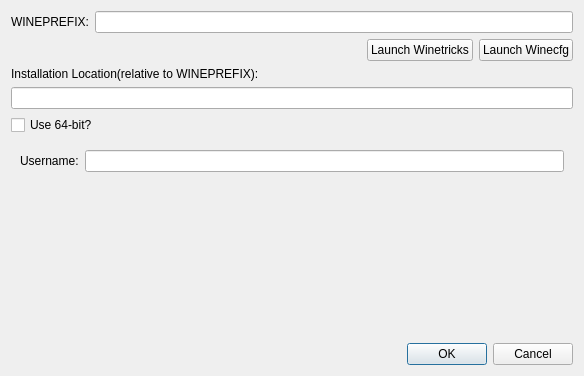
This is settingsdialog.ui in rm5248/RenegadeXLauncher as Qt 5 draws it before an edit. The edited form follows.
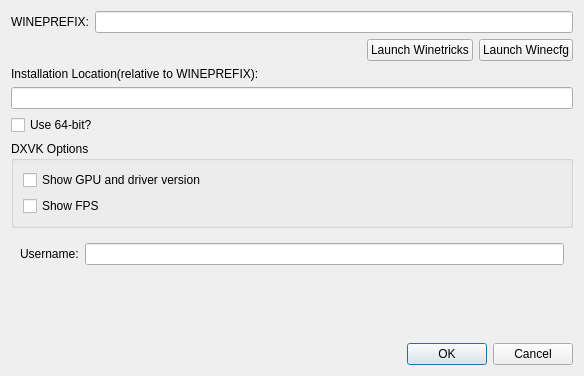
This is the edited form.

Commit message: Display DXVK information

What changed in the file:
```diff
--- a/settingsdialog.ui
+++ b/settingsdialog.ui
@@ -122,6 +122,29 @@
      </property>
     </widget>
    </item>
+   <item>
+    <widget class="QGroupBox" name="groupBox">
+     <property name="title">
+      <string>DXVK Options</string>
+     </property>
+     <layout class="QVBoxLayout" name="verticalLayout_3">
+      <item>
+       <widget class="QCheckBox" name="dxvk_gpu">
+        <property name="text">
+         <string>Show GPU and driver version</string>
+        </property>
+       </widget>
+      </item>
+      <item>
+       <widget class="QCheckBox" name="dxvk_fps">
+        <property name="text">
+         <string>Show FPS</string>
+        </property>
+       </widget>
+      </item>
+     </layout>
+    </widget>
+   </item>
    <item>
     <widget class="QWidget" name="widget_4" native="true">
      <layout class="QHBoxLayout" name="horizontalLayout_3">
```
The commit also changes 2 other files.
